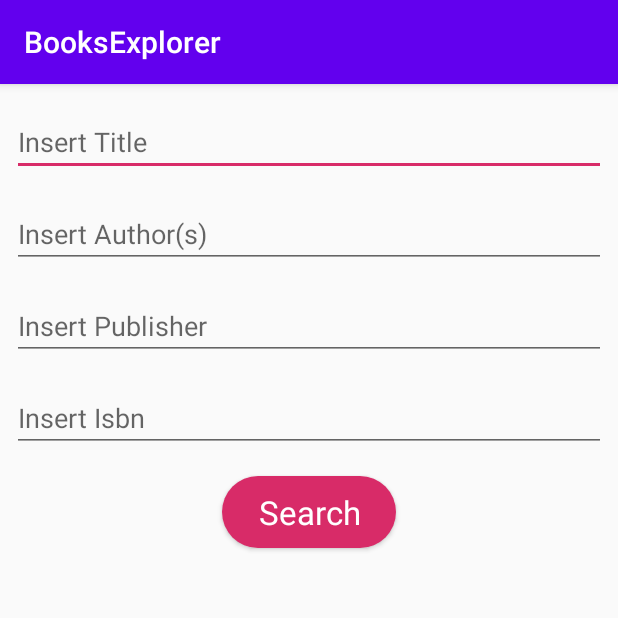
After one commit to OBIDIKE-BON/BooksExplorer, an Android app: the AdvancedSearchActivity screen opened directly, with no data from a screen before it, on a phone screen of 412 x 824 dp, the top half of it. The commit adds this screen. Run offline under Robolectric (Android 15) with nearby library versions, the phone set to English and light mode, and no system bars; our stand-ins replace data binding.

Commit message:
book advanced search and sharedPreferences last lesson

```diff
--- a/app/src/main/AndroidManifest.xml
+++ b/app/src/main/AndroidManifest.xml
@@ -11,7 +11,8 @@
         android:roundIcon="@mipmap/ic_launcher_round"
         android:supportsRtl="true"
         android:theme="@style/AppTheme">
-        <activity android:name=".BookDetailsActivity"></activity>
+        <activity android:name=".AdvancedSearchActivity"></activity>
+        <activity android:name=".BookDetailsActivity" />
         <activity android:name=".MainActivity">
             <intent-filter>
                 <action android:name="android.intent.action.MAIN" />
--- /dev/null
+++ b/app/src/main/res/drawable-xxhdpi/rounded_button_search.xml
@@ -0,0 +1,6 @@
+<?xml version="1.0" encoding="utf-8"?>
+<shape xmlns:android="http://schemas.android.com/apk/res/android"
+    android:shape="rectangle">
+    <corners android:radius="50dp" />
+    <solid android:color="@color/colorAccent"/>
+</shape>
--- /dev/null
+++ b/app/src/main/res/layout/activity_advanced_search.xml
@@ -0,0 +1,99 @@
+<?xml version="1.0" encoding="utf-8"?>
+<layout xmlns:android="http://schemas.android.com/apk/res/android"
+    xmlns:app="http://schemas.android.com/apk/res-auto"
+    xmlns:tools="http://schemas.android.com/tools">
+
+    <androidx.constraintlayout.widget.ConstraintLayout
+        android:layout_width="match_parent"
+        android:layout_height="match_parent"
+        tools:context=".AdvancedSearchActivity">
+
+        <EditText
+            android:id="@+id/et_title"
+            android:layout_width="0dp"
+            android:layout_height="wrap_content"
+            android:layout_marginStart="@dimen/dimen_8dp"
+            android:layout_marginLeft="@dimen/dimen_8dp"
+            android:layout_marginTop="@dimen/standard_margin"
+            android:layout_marginEnd="@dimen/dimen_8dp"
+            android:layout_marginRight="@dimen/dimen_8dp"
+            android:ems="10"
+            android:hint="@string/insert_title_hint"
+            android:inputType="textPersonName"
+            app:layout_constraintEnd_toEndOf="parent"
+            app:layout_constraintStart_toStartOf="parent"
+            app:layout_constraintTop_toTopOf="parent" />
+
+        <EditText
+            android:id="@+id/et_author"
+            android:layout_width="0dp"
+            android:layout_height="wrap_content"
+            android:layout_marginStart="@dimen/dimen_8dp"
+            android:layout_marginLeft="@dimen/dimen_8dp"
+            android:layout_marginTop="@dimen/standard_margin"
+            android:layout_marginEnd="@dimen/dimen_8dp"
+            android:layout_marginRight="@dimen/dimen_8dp"
+            android:ems="10"
+            android:hint="@string/insert_authors_hint"
+            android:inputType="textPersonName"
+            app:layout_constraintEnd_toEndOf="parent"
+            app:layout_constraintHorizontal_bias="1.0"
+            app:layout_constraintStart_toStartOf="parent"
+            app:layout_constraintTop_toBottomOf="@+id/et_title" />
+
+        <EditText
+            android:id="@+id/et_publisher"
+            android:layout_width="0dp"
+            android:layout_height="wrap_content"
+            android:layout_marginStart="@dimen/dimen_8dp"
+            android:layout_marginLeft="@dimen/dimen_8dp"
+            android:layout_marginTop="@dimen/standard_margin"
+            android:layout_marginEnd="@dimen/dimen_8dp"
+            android:layout_marginRight="@dimen/dimen_8dp"
+            android:ems="10"
+            android:hint="@string/insert_publisher_hint"
+            android:inputType="textPersonName"
+            app:layout_constraintEnd_toEndOf="parent"
+            app:layout_constraintHorizontal_bias="0.0"
+            app:layout_constraintStart_toStartOf="parent"
+            app:layout_constraintTop_toBottomOf="@+id/et_author" />
+
+        <EditText
+            android:id="@+id/et_isbn"
+            android:layout_width="0dp"
+            android:layout_height="wrap_content"
+            android:layout_marginStart="@dimen/dimen_8dp"
+            android:layout_marginLeft="@dimen/dimen_8dp"
+            android:layout_marginTop="@dimen/standard_margin"
+            android:layout_marginEnd="@dimen/dimen_8dp"
+            android:layout_marginRight="@dimen/dimen_8dp"
+            android:ems="10"
+            android:hint="@string/insert_isbn_hint"
+            android:inputType="textPersonName"
+            app:layout_constraintEnd_toEndOf="parent"
+            app:layout_constraintHorizontal_bias="1.0"
+            app:layout_constraintStart_toStartOf="parent"
+            app:layout_constraintTop_toBottomOf="@+id/et_publisher" />
+
+        <Button
+            android:id="@+id/btn_search"
+            android:layout_width="wrap_content"
+            android:layout_height="wrap_content"
+            android:layout_marginStart="@dimen/standard_margin"
+            android:layout_marginLeft="@dimen/standard_margin"
+            android:layout_marginTop="@dimen/standard_margin"
+            android:layout_marginEnd="@dimen/standard_margin"
+            android:layout_marginRight="@dimen/standard_margin"
+            android:background="@drawable/rounded_button_search"
+            android:contentDescription="@string/search_button_description"
+            android:onClick="searchBooks"
+            android:paddingLeft="24dp"
+            android:paddingRight="24dp"
+            android:text="@string/search"
+            android:textAppearance="@style/TextAppearance.AppCompat.Large"
+            android:textColor="@color/cardview_light_background"
+            app:layout_constraintEnd_toEndOf="parent"
+            app:layout_constraintStart_toStartOf="parent"
+            app:layout_constraintTop_toBottomOf="@+id/et_isbn" />
+    </androidx.constraintlayout.widget.ConstraintLayout>
+</layout>
--- a/app/src/main/res/values/dimens.xml
+++ b/app/src/main/res/values/dimens.xml
@@ -1,7 +1,7 @@
 <?xml version="1.0" encoding="utf-8"?>
 <resources>
     <dimen name="standard_margin">16dp</dimen>
-    <dimen name="margi_8dp">8dp</dimen>
+    <dimen name="dimen_8dp">8dp</dimen>
     <dimen name="dimen_2sp">2sp</dimen>
     <dimen name="dimen_5sp">5sp</dimen>
 </resources>
--- a/app/src/main/res/values/strings.xml
+++ b/app/src/main/res/values/strings.xml
@@ -4,4 +4,11 @@
     <string name="search">Search</string>
     <string name="error_message">An Error Ocoured, PleaseTry Again!</string>
     <string name="book_cover">Book Cover</string>
+    <string name="search_button_description">Search button</string>
+    <string name="insert_isbn_hint">Insert Isbn</string>
+    <string name="insert_publisher_hint">Insert Publisher</string>
+    <string name="insert_authors_hint">Insert Author(s)</string>
+    <string name="insert_title_hint">Insert Title</string>
+    <string name="no_text_error">please fill in At least one text field!</string>
+    <string name="advanced_search">Advanced Search</string>
 </resources>
```
Also changed, not shown: app/src/main/java/com/stackfloat/booksexplorer/AdvancedSearchActivity.java (added, +53 -0 lines), app/src/main/java/com/stackfloat/booksexplorer/LoadImageWithPicasso.java (+15 -8 lines), app/src/main/java/com/stackfloat/booksexplorer/MainActivity.java (+51 -21 lines), app/src/main/java/com/stackfloat/booksexplorer/SharedPrefs.java (added, +54 -0 lines), app/src/main/java/com/stackfloat/booksexplorer/utils/APIUtil.java (+27 -12 lines), app/src/main/res/layout/search_recycler_item.xml (+14 -14 lines), app/src/main/res/menu/books_search_menu.xml (deleted, +0 -13 lines), app/src/main/res/menu/main_menu.xml (added, +17 -0 lines).
